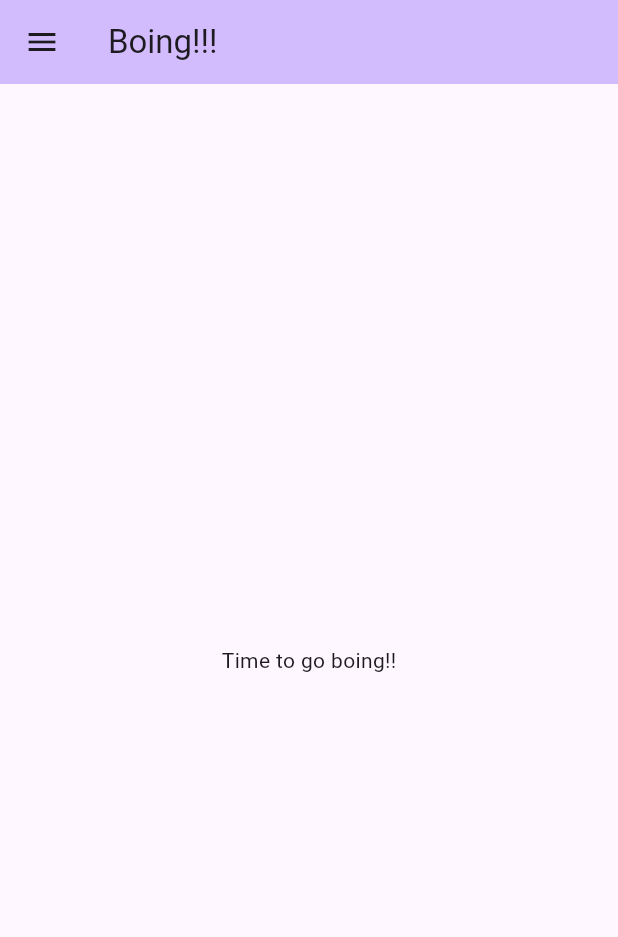
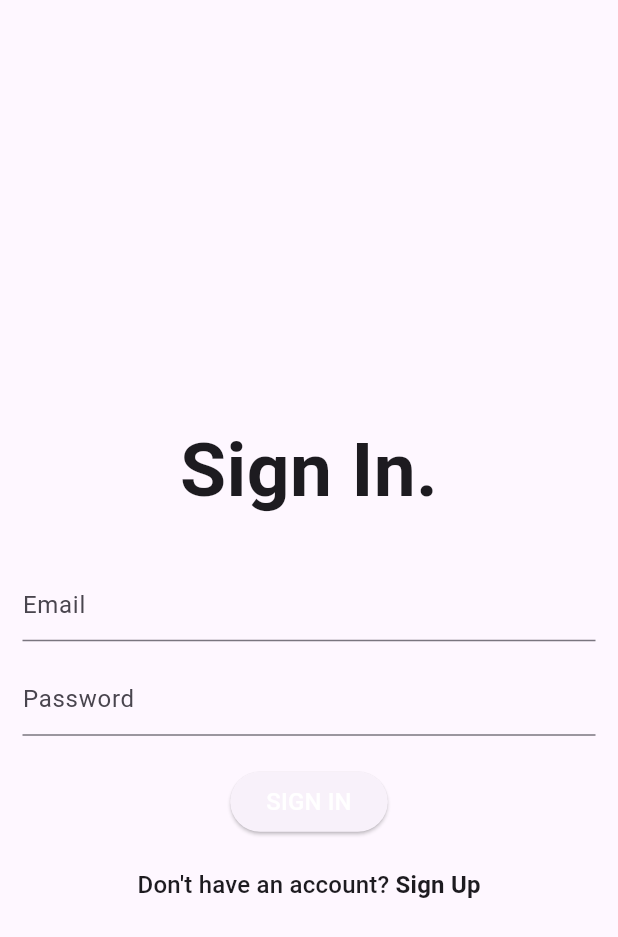
Before and after one commit to jacklc3/boing, a Flutter app: the screen it shows after launch, on a phone screen of 412 x 824 dp. Shown: the top 937 px of the screen. Run offline on Flutter 3.47's test engine with Material 3 defaults, Android fonts, the phone set to English and light mode, and no system bars; our stand-ins replace firebase_auth, firebase_core, geocoding, location; accounts and stored records are empty.

Commit message:
added user capabilities

```diff
--- /dev/null
+++ b/lib/login_page.dart
@@ -0,0 +1,113 @@
+import 'package:firebase_auth/firebase_auth.dart';
+import 'package:flutter/material.dart';
+
+import 'signup_page.dart';
+
+class LoginPage extends StatefulWidget {
+  static route() => MaterialPageRoute(
+        builder: (context) => const LoginPage(),
+      );
+  const LoginPage({super.key});
+
+  @override
+  State<LoginPage> createState() => _LoginPageState();
+}
+
+class _LoginPageState extends State<LoginPage> {
+  final emailController = TextEditingController();
+  final passwordController = TextEditingController();
+  final formKey = GlobalKey<FormState>();
+
+  @override
+  void dispose() {
+    emailController.dispose();
+    passwordController.dispose();
+    super.dispose();
+  }
+
+  Future<void> loginUserWithEmailAndPassword() async {
+    try {
+      final userCredential = await FirebaseAuth.instance
+          .signInWithEmailAndPassword(
+              email: emailController.text.trim(),
+              password: passwordController.text.trim());
+      print(userCredential);
+    } on FirebaseAuthException catch (e) {
+      print(e.message); // We should do something else here
+    }
+  }
+
+  @override
+  Widget build(BuildContext context) {
+    return Scaffold(
+      appBar: AppBar(),
+      body: Padding(
+        padding: const EdgeInsets.all(15.0),
+        child: Form(
+          key: formKey,
+          child: Column(
+            mainAxisAlignment: MainAxisAlignment.center,
+            children: [
+              const Text(
+                'Sign In.',
+                style: TextStyle(
+                  fontSize: 50,
+                  fontWeight: FontWeight.bold,
+                ),
+              ),
+              const SizedBox(height: 30),
+              TextFormField(
+                controller: emailController,
+                decoration: const InputDecoration(
+                  hintText: 'Email',
+                ),
+              ),
+              const SizedBox(height: 15),
+              TextFormField(
+                controller: passwordController,
+                decoration: const InputDecoration(
+                  hintText: 'Password',
+                ),
+                obscureText: true,
+              ),
+              const SizedBox(height: 20),
+              ElevatedButton(
+                onPressed: () async {
+                  await loginUserWithEmailAndPassword();
+                },
+                child: const Text(
+                  'SIGN IN',
+                  style: TextStyle(
+                    fontSize: 16,
+                    color: Colors.white,
+                  ),
+                ),
+              ),
+              const SizedBox(height: 20),
+              GestureDetector(
+                onTap: () {
+                  Navigator.push(context, SignUpPage.route());
+                },
+                child: RichText(
+                  text: TextSpan(
+                    text: 'Don\'t have an account? ',
+                    style: Theme.of(context).textTheme.titleMedium,
+                    children: [
+                      TextSpan(
+                        text: 'Sign Up',
+                        style:
+                            Theme.of(context).textTheme.titleMedium?.copyWith(
+                                  fontWeight: FontWeight.bold,
+                                ),
+                      ),
+                    ],
+                  ),
+                ),
+              ),
+            ],
+          ),
+        ),
+      ),
+    );
+  }
+}
--- a/lib/main.dart
+++ b/lib/main.dart
@@ -2,10 +2,13 @@
 import 'package:location/location.dart';
 import 'package:geocoding/geocoding.dart' as geocoding;
 import 'package:firebase_core/firebase_core.dart';
+import 'package:firebase_auth/firebase_auth.dart';
+import 'dart:async';
 
 import 'details.dart';
 import 'friends.dart';
 import 'firebase_options.dart';
+import 'login_page.dart';
 
 void main() async {
   WidgetsFlutterBinding.ensureInitialized();
@@ -26,25 +29,51 @@
           colorScheme: ColorScheme.fromSeed(seedColor: Colors.deepPurple),
           useMaterial3: true,
         ),
-        home: const HomePage());
+        home: StreamBuilder(
+            stream: FirebaseAuth.instance.idTokenChanges(),
+            builder: (context, snapshot) {
+              if (snapshot.connectionState == ConnectionState.waiting) {
+                return const Center(child: CircularProgressIndicator());
+              }
+              if (snapshot.data != null) {
+                return HomePage(snapshot.data!);
+              }
+              return const LoginPage();
+            }));
   }
 }
 
 class HomePage extends StatefulWidget {
-  const HomePage({super.key});
+  final User mUser;
+
+  const HomePage(this.mUser, {super.key});
 
   @override
   State<HomePage> createState() => HomePageState();
 }
 
 class HomePageState extends State<HomePage> {
-  List<(String, String)> mDetails = [
-    ("Name", "John Doe"),
-    ("Location", ""),
-    ("Email", "john.doe@gmail.com"),
-    ("LinkedIn", "@john.doe"),
-  ];
+  HomePageState() {
+    mDetails = [
+      (
+        "Name",
+        FirebaseAuth.instance.currentUser?.displayName == null
+            ? ""
+            : FirebaseAuth.instance.currentUser!.displayName!
+      ),
+      ("Location", ""),
+      (
+        "Email",
+        FirebaseAuth.instance.currentUser?.email == null
+            ? ""
+            : FirebaseAuth.instance.currentUser!.email!
+      ),
+    ];
+  }
+
+  late List<(String, String)> mDetails;
   final Location mLocation = Location();
+  StreamSubscription<LocationData>? mLocationSub;
 
   void setMainState() {
     setState(() {});
@@ -76,7 +105,7 @@
       }
     }
 
-    mLocation.onLocationChanged.listen((LocationData location) {
+    mLocationSub = mLocation.onLocationChanged.listen((LocationData location) {
       getLocation(location);
     });
   }
@@ -88,13 +117,13 @@
       if (placemarks.isNotEmpty) {
         geocoding.Placemark p = placemarks.first;
         String loc = "";
-        if (p.locality != null && p.locality!.isNotEmpty) {
-          loc += "${p.locality!}, ";
-        } else if (p.subAdministrativeArea != null &&
-            p.subAdministrativeArea!.isNotEmpty)
-          loc += "${p.subAdministrativeArea!}, ";
         if (p.country != null) {
-          loc += p.country!;
+          if (p.locality != null && p.locality!.isNotEmpty) {
+            loc = "${p.locality!}, ${p.country!}";
+          } else if (p.subAdministrativeArea != null &&
+              p.subAdministrativeArea!.isNotEmpty) {
+            loc = "${p.subAdministrativeArea!}, ${p.country!}";
+          }
         }
         setState(() {
           mDetails[1] = (mDetails[1].$1, loc);
@@ -133,6 +162,13 @@
             onTap: () => Navigator.of(context).push(MaterialPageRoute(
                 builder: (BuildContext context) =>
                     DetailsPage(mDetails, setMainState)))),
+        ListTile(
+            title: const Text("Log Out"),
+            trailing: const Icon(Icons.exit_to_app),
+            onTap: () {
+              mLocationSub?.cancel();
+              FirebaseAuth.instance.signOut();
+            }),
       ])),
       //floatingActionButton: FloatingActionButton(),
     );
--- a/pubspec.yaml
+++ b/pubspec.yaml
@@ -38,6 +38,7 @@ dependencies:
   geocoding: ^2.1.0
   firebase_auth: ^4.16.0
   firebase_core: ^2.24.2
+  cloud_firestore: ^4.14.0
 
 dev_dependencies:
   flutter_test:
```
Also changed, not shown: lib/signup_page.dart (added, +113 -0 lines), pubspec.lock, 6 other files.
